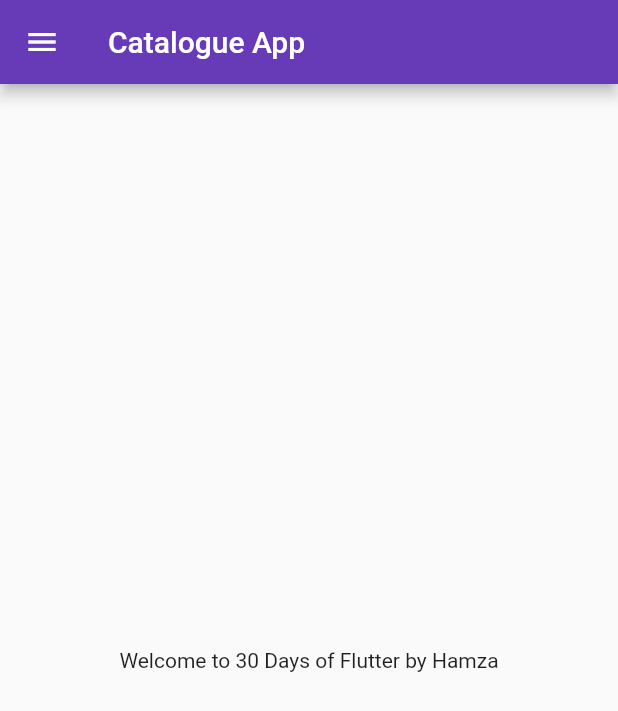
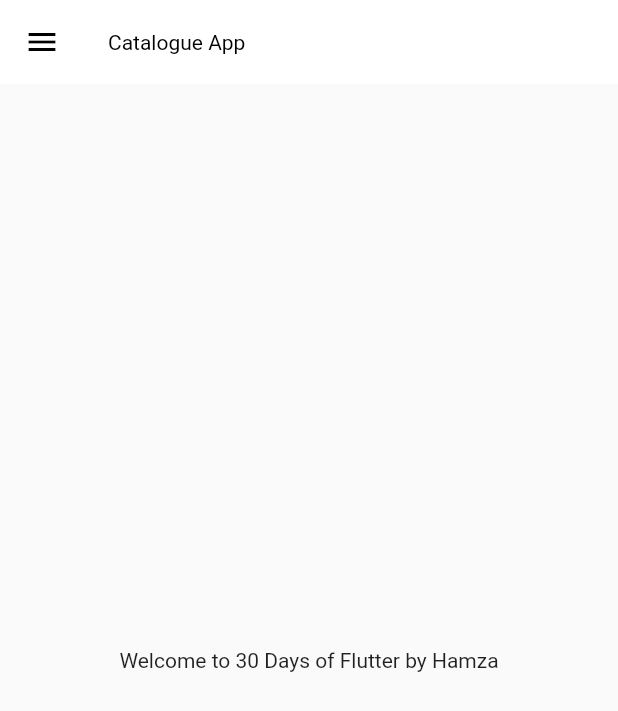
Before and after one commit to hamzabahadar/30days-flutter, a Flutter app: the screen it shows after launch, on a phone screen of 412 x 824 dp. Shown: the top 711 px of the screen. Run offline on Flutter 3.47's test engine with Material 2 defaults, Android fonts, the phone set to English and light mode, and no system bars.

Commit message:
day10 completed

```diff
--- a/lib/main.dart
+++ b/lib/main.dart
@@ -1,4 +1,5 @@
 import 'package:flutter/material.dart';
+import 'package:practice/widgets/themes.dart';
 import 'screens/login_page.dart';
 import 'screens/home_page.dart';
 
@@ -14,11 +15,10 @@ class MyApp extends StatelessWidget {
     return MaterialApp(
       // home: HomePage(),
       themeMode: ThemeMode.light,
-      theme: ThemeData(
-        primarySwatch: Colors.deepPurple,
-      ),
-      darkTheme:
-          ThemeData(brightness: Brightness.dark, primarySwatch: Colors.red),
+      theme: MyTheme.lightTheme(context),
+      darkTheme: MyTheme.darkTheme(context),
+      debugShowCheckedModeBanner: false,
+
       initialRoute: "/home",
       routes: {
         "/": (context) => LoginPage(),
--- /dev/null
+++ b/lib/widgets/themes.dart
@@ -0,0 +1,17 @@
+import 'dart:ui';
+
+import 'package:flutter/material.dart';
+
+class MyTheme {
+  static ThemeData lightTheme(BuildContext context) => ThemeData(
+        primarySwatch: Colors.indigo,
+        appBarTheme: AppBarTheme(
+          color: Colors.white,
+          elevation: 0.0,
+          iconTheme: IconThemeData(color: Colors.black),
+          titleTextStyle: TextStyle(color: Colors.black),
+        ),
+      );
+  static ThemeData darkTheme(BuildContext context) =>
+      ThemeData(brightness: Brightness.dark);
+}
```
Also changed, not shown: lib/models/catalogue.dart (added, +20 -0 lines).
